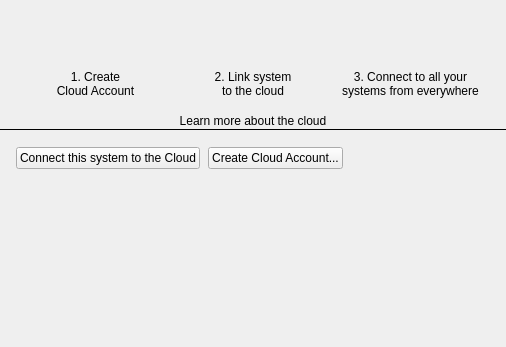
Before: the Qt Designer form client/libclient/src/ui/widgets/system_settings/cloud_management_widget.ui in networkoptix/nx_open, drawn with Qt 5.
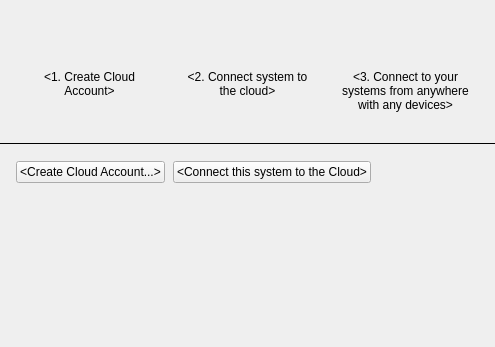
After: the same form once the commit is applied. Custom widgets are drawn as their Qt base class.

Commit message:
VMS-2608: Redesign cloud dialogs
<==== Mercurial data ====>
Branch: dev_3.0.0_gui

Patch:
```diff
--- a/client/libclient/src/ui/widgets/system_settings/cloud_management_widget.ui
+++ b/client/libclient/src/ui/widgets/system_settings/cloud_management_widget.ui
@@ -6,7 +6,7 @@
    <rect>
     <x>0</x>
     <y>0</y>
-    <width>506</width>
+    <width>495</width>
     <height>347</height>
    </rect>
   </property>
@@ -50,7 +50,7 @@
        </property>
        <item>
         <widget class="QnPanel" name="introWidget" native="true">
-         <layout class="QGridLayout" name="gridLayout">
+         <layout class="QGridLayout" name="gridLayout" columnstretch="1,0,1,0,1">
           <property name="leftMargin">
            <number>20</number>
           </property>
@@ -66,82 +66,49 @@
           <property name="verticalSpacing">
            <number>16</number>
           </property>
-          <item row="1" column="0">
-           <widget class="QLabel" name="promo1TextLabel">
-            <property name="text">
-             <string>1. Create
-Cloud Account</string>
-            </property>
-            <property name="alignment">
-             <set>Qt::AlignCenter</set>
-            </property>
-            <property name="wordWrap">
-             <bool>true</bool>
-            </property>
-           </widget>
-          </item>
-          <item row="0" column="1">
-           <widget class="QLabel" name="promo2Label">
-            <property name="text">
-             <string/>
-            </property>
-            <property name="alignment">
-             <set>Qt::AlignCenter</set>
-            </property>
-           </widget>
-          </item>
-          <item row="0" column="2">
-           <widget class="QLabel" name="promo3Label">
-            <property name="text">
-             <string/>
-            </property>
-            <property name="alignment">
-             <set>Qt::AlignCenter</set>
-            </property>
-           </widget>
-          </item>
-          <item row="0" column="0">
-           <widget class="QLabel" name="promo1Label">
-            <property name="text">
-             <string/>
-            </property>
-            <property name="alignment">
-             <set>Qt::AlignCenter</set>
-            </property>
-           </widget>
-          </item>
-          <item row="1" column="1">
-           <widget class="QLabel" name="promo2TextLabel">
-            <property name="text">
-             <string>2. Link system
-to the cloud</string>
-            </property>
-            <property name="alignment">
-             <set>Qt::AlignCenter</set>
-            </property>
-            <property name="wordWrap">
-             <bool>true</bool>
-            </property>
-           </widget>
-          </item>
           <item row="1" column="2">
+           <widget class="QLabel" name="promo2TextLabel">
+            <property name="text">
+             <string>&lt;2. Connect system
+to the cloud&gt;</string>
+            </property>
+            <property name="alignment">
+             <set>Qt::AlignHCenter|Qt::AlignTop</set>
+            </property>
+            <property name="wordWrap">
+             <bool>true</bool>
+            </property>
+           </widget>
+          </item>
+          <item row="1" column="4">
            <widget class="QLabel" name="promo3TextLabel">
             <property name="text">
-             <string>3. Connect to all your
-systems from everywhere</string>
+             <string notr="true">&lt;3. Connect to your systems
+from anywhere with any
+devices&gt;</string>
             </property>
             <property name="alignment">
-             <set>Qt::AlignCenter</set>
+             <set>Qt::AlignHCenter|Qt::AlignTop</set>
             </property>
             <property name="wordWrap">
              <bool>true</bool>
             </property>
            </widget>
           </item>
-          <item row="2" column="0" colspan="3">
+          <item row="0" column="2">
+           <widget class="QLabel" name="promo2Label">
+            <property name="text">
+             <string/>
+            </property>
+            <property name="alignment">
+             <set>Qt::AlignCenter</set>
+            </property>
+           </widget>
+          </item>
+          <item row="2" column="0" colspan="5">
            <widget class="QLabel" name="learnMoreLabel">
             <property name="text">
-             <string notr="true">Learn more about the cloud</string>
+             <string notr="true">&lt;Learn more about the cloud&gt;</string>
             </property>
             <property name="alignment">
              <set>Qt::AlignCenter</set>
@@ -154,6 +121,54 @@
             </property>
            </widget>
           </item>
+          <item row="0" column="4">
+           <widget class="QLabel" name="promo3Label">
+            <property name="text">
+             <string/>
+            </property>
+            <property name="alignment">
+             <set>Qt::AlignCenter</set>
+            </property>
+           </widget>
+          </item>
+          <item row="0" column="0">
+           <widget class="QLabel" name="promo1Label">
+            <property name="text">
+             <string/>
+            </property>
+            <property name="alignment">
+             <set>Qt::AlignCenter</set>
+            </property>
+           </widget>
+          </item>
+          <item row="1" column="0">
+           <widget class="QLabel" name="promo1TextLabel">
+            <property name="text">
+             <string notr="true">&lt;1. Create
+Cloud Account&gt;</string>
+            </property>
+            <property name="alignment">
+             <set>Qt::AlignHCenter|Qt::AlignTop</set>
+            </property>
+            <property name="wordWrap">
+             <bool>true</bool>
+            </property>
+           </widget>
+          </item>
+          <item row="0" column="3" rowspan="2">
+           <widget class="QLabel" name="arrow2Label">
+            <property name="text">
+             <string notr="true"/>
+            </property>
+           </widget>
+          </item>
+          <item row="0" column="1" rowspan="2">
+           <widget class="QLabel" name="arrow1Label">
+            <property name="text">
+             <string notr="true"/>
+            </property>
+           </widget>
+          </item>
          </layout>
         </widget>
        </item>
@@ -184,17 +199,17 @@
          <property name="bottomMargin">
           <number>16</number>
          </property>
-         <item>
-          <widget class="QPushButton" name="linkButton">
-           <property name="text">
-            <string>Connect this system to the Cloud</string>
-           </property>
-          </widget>
-         </item>
          <item>
           <widget class="QPushButton" name="createAccountButton">
            <property name="text">
-            <string>Create Cloud Account...</string>
+            <string notr="true">&lt;Create Cloud Account...&gt;</string>
+           </property>
+          </widget>
+         </item>
+         <item>
+          <widget class="QPushButton" name="linkButton">
+           <property name="text">
+            <string>&lt;Connect this system to the Cloud&gt;</string>
            </property>
           </widget>
          </item>
```
Left out of the diff: 6 changed lines with no effect on the pictures. The commit also changes 9 other files.
